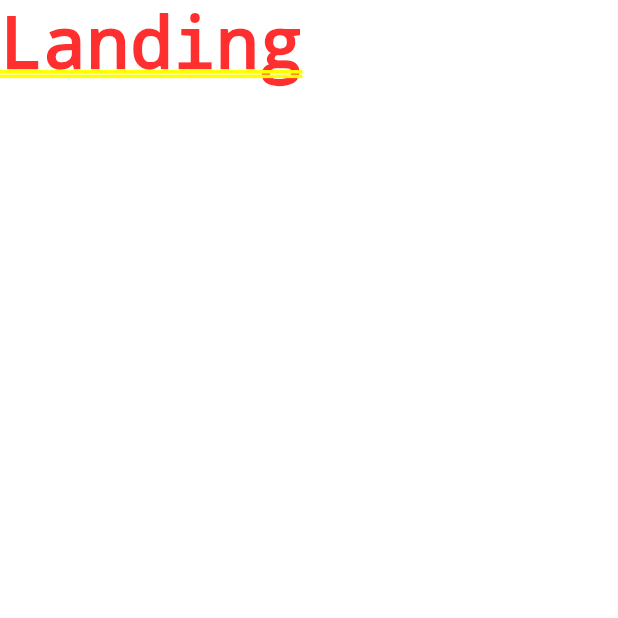
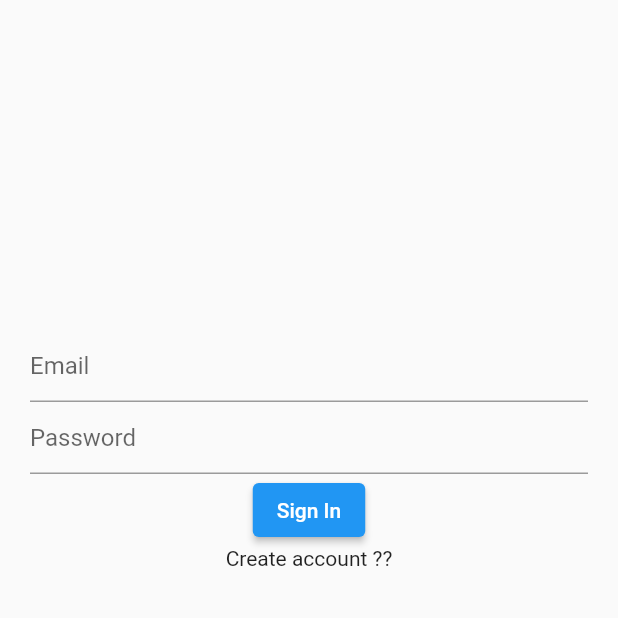
Before and after one commit to Doge-is-Dope/Flutter-Learning-Notes, a Flutter app: the screen it shows after launch, on a phone screen of 412 x 824 dp, the top half of it. Run offline on Flutter 3.47's test engine with Material 2 defaults, Android fonts, the phone set to English and light mode, and no system bars; our stand-ins replace firebase_auth, firebase_core, get_it; accounts and stored records are empty.

Commit message:
feat: add firebase auth

```diff
--- a/firebase_sample/lib/main.dart
+++ b/firebase_sample/lib/main.dart
@@ -1,7 +1,13 @@
+import 'package:firebase_core/firebase_core.dart';
 import 'package:flutter/material.dart';
 import 'package:firebase_sample/routers.dart';
 
-void main() {
+import 'locator.dart';
+
+main() async {
+  WidgetsFlutterBinding.ensureInitialized();
+  await Firebase.initializeApp();
+  setupLocator();
   runApp(MyApp());
 }
 
--- /dev/null
+++ b/firebase_sample/lib/ui/auth_page.dart
@@ -0,0 +1,62 @@
+import 'package:firebase_sample/enums/app_state.dart';
+import 'package:firebase_sample/models/auth.dart';
+import 'package:firebase_sample/models/auth_state.dart';
+import 'package:flutter/material.dart';
+
+import 'base_view.dart';
+
+class AuthPage extends StatelessWidget {
+  final TextEditingController emailController;
+  final TextEditingController passwordController;
+  final AuthModel authModel;
+
+  AuthPage({
+    required this.emailController,
+    required this.passwordController,
+    required this.authModel,
+  });
+
+  @override
+  Widget build(BuildContext context) {
+    return BaseView<AuthStateModel>(builder: (context, authStateModel, __) {
+      return Scaffold(
+        body: Padding(
+          padding: const EdgeInsets.all(20),
+          child: Center(
+            child: Column(
+              children: [
+                SizedBox(
+                  height: 200,
+                ),
+                TextFormField(
+                  decoration: InputDecoration(hintText: "Email"),
+                  controller: emailController,
+                ),
+                TextFormField(
+                  controller: passwordController,
+                  decoration: InputDecoration(hintText: "Password"),
+                ),
+                authModel.viewState == ViewState.Busy
+                    ? CircularProgressIndicator()
+                    : ElevatedButton(
+                        child: Text(
+                            authStateModel.switchAuthenticationText(authModel)),
+                        onPressed: () {
+                          authStateModel.switchAuthenticationMethod(
+                              authModel, emailController, passwordController);
+                        }),
+                InkWell(
+                  onTap: () {
+                    authStateModel.switchAuthenticationState(authModel);
+                  },
+                  child: Text(
+                      authStateModel.switchAuthenticationOption(authModel)),
+                ),
+              ],
+            ),
+          ),
+        ),
+      );
+    });
+  }
+}
--- /dev/null
+++ b/firebase_sample/lib/ui/base_view.dart
@@ -0,0 +1,30 @@
+import 'package:flutter/material.dart';
+import 'package:provider/provider.dart';
+
+import '../locator.dart';
+import '../models/base.dart';
+
+class BaseView<T extends BaseModel> extends StatefulWidget {
+  final Widget Function(BuildContext context, T model, Widget? child) builder;
+
+  BaseView({
+    required this.builder,
+  });
+
+  @override
+  _BaseViewState<T> createState() => _BaseViewState<T>();
+}
+
+class _BaseViewState<T extends BaseModel> extends State<BaseView<T>> {
+  T model = locator<T>();
+
+  @override
+  Widget build(BuildContext context) {
+    return ChangeNotifierProvider<T>.value(
+      //builder: (context) => model,
+      child: Consumer<T>(builder: widget.builder),
+      //notifier: model,
+      value: model,
+    );
+  }
+}
--- a/firebase_sample/lib/ui/landing_page.dart
+++ b/firebase_sample/lib/ui/landing_page.dart
@@ -1,4 +1,10 @@
+import 'package:firebase_auth/firebase_auth.dart';
+import 'package:firebase_sample/models/auth.dart';
 import 'package:flutter/material.dart';
+
+import 'auth_page.dart';
+import 'base_view.dart';
+import 'home_page.dart';
 
 class LandingPage extends StatelessWidget {
   final TextEditingController emailController = TextEditingController();
@@ -6,6 +12,18 @@ class LandingPage extends StatelessWidget {
 
   @override
   Widget build(BuildContext context) {
-    return Text("Landing");
+    return BaseView<AuthModel>(
+      builder: (context, authModel, child) => StreamBuilder(
+          stream: FirebaseAuth.instance.authStateChanges(),
+          builder: (context, snapshot) {
+            return snapshot.hasData
+                ? HomePage()
+                : AuthPage(
+                    emailController: emailController,
+                    passwordController: passwordController,
+                    authModel: authModel,
+                  );
+          }),
+    );
   }
 }
--- a/firebase_sample/pubspec.yaml
+++ b/firebase_sample/pubspec.yaml
@@ -29,6 +29,8 @@ dependencies:
   cupertino_icons: ^1.0.2
   firebase_auth: ^3.0.1
   firebase_core: ^1.4.0
+  provider: ^5.0.0
+  get_it: ^7.2.0
 
 dev_dependencies:
   flutter_test:
```
Also changed, not shown: firebase_sample/lib/locator.dart (added, +13 -0 lines), firebase_sample/lib/ui/home_page.dart (+15 -1 lines), firebase_sample/pubspec.lock, 5 other files.
